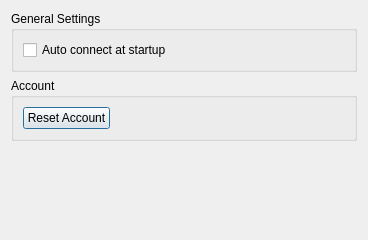
Before: the Qt Designer form dnc/src/gui/generalsettings.ui in netvirt/netvirt, drawn with Qt 5.
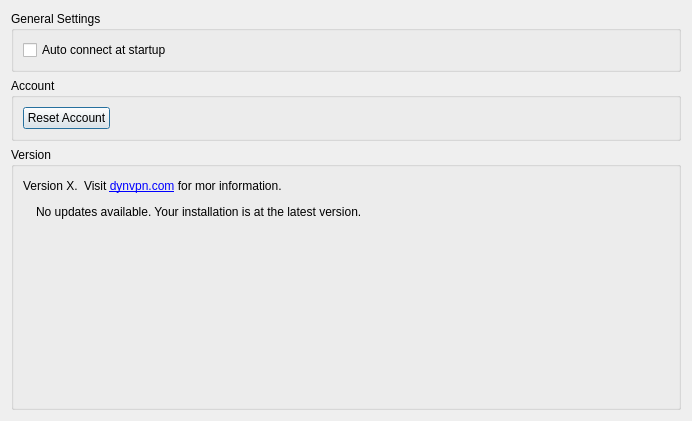
After: the same form once the commit is applied. Icons and pictures are not drawn.

Commit message: add postinst script to setcap CAP_NET_ADMIN, CAP_NET_BIND remove cli daemonize, and don't expect getuid==0 use dynvpn0 as default iface name make sure QLabel links are working fine

What changed in the file:
```diff
--- a/dnc/src/gui/generalsettings.ui
+++ b/dnc/src/gui/generalsettings.ui
@@ -6,8 +6,8 @@
    <rect>
     <x>0</x>
     <y>0</y>
-    <width>368</width>
-    <height>240</height>
+    <width>692</width>
+    <height>421</height>
    </rect>
   </property>
   <property name="windowTitle">
@@ -25,7 +25,7 @@
      <property name="flat">
       <bool>false</bool>
      </property>
-     <layout class="QHBoxLayout" name="horizontalLayout">
+     <layout class="QHBoxLayout" name="horizontalLayout_4">
       <item>
        <widget class="QCheckBox" name="autoconnCheckBox">
         <property name="text">
@@ -66,17 +66,112 @@
     </widget>
    </item>
    <item>
-    <spacer name="verticalSpacer">
-     <property name="orientation">
-      <enum>Qt::Vertical</enum>
+    <widget class="QGroupBox" name="groupBox_2">
+     <property name="title">
+      <string>Version</string>
      </property>
-     <property name="sizeHint" stdset="0">
-      <size>
-       <width>20</width>
-       <height>40</height>
-      </size>
-     </property>
-    </spacer>
+     <layout class="QVBoxLayout" name="verticalLayout_2">
+      <item>
+       <layout class="QHBoxLayout" name="horizontalLayout_3">
+        <item>
+         <widget class="QLabel" name="versionLabel">
+          <property name="text">
+           <string>Version X.</string>
+          </property>
+         </widget>
+        </item>
+        <item>
+         <widget class="QLabel" name="label">
+          <property name="text">
+           <string>&lt;html&gt;&lt;head/&gt;&lt;body&gt;&lt;p&gt;Visit &lt;a href=&quot;https://dynvpn.com&quot;&gt;&lt;span style=&quot; text-decoration: underline; color:#0000ff;&quot;&gt;dynvpn.com&lt;/span&gt;&lt;/a&gt; for mor information. &lt;/p&gt;&lt;/body&gt;&lt;/html&gt;</string>
+          </property>
+          <property name="textFormat">
+           <enum>Qt::RichText</enum>
+          </property>
+          <property name="openExternalLinks">
+           <bool>true</bool>
+          </property>
+          <property name="textInteractionFlags">
+           <set>Qt::TextBrowserInteraction</set>
+          </property>
+         </widget>
+        </item>
+        <item>
+         <spacer name="horizontalSpacer_2">
+          <property name="orientation">
+           <enum>Qt::Horizontal</enum>
+          </property>
+          <property name="sizeHint" stdset="0">
+           <size>
+            <width>40</width>
+            <height>20</height>
+           </size>
+          </property>
+         </spacer>
+        </item>
+       </layout>
+      </item>
+      <item>
+       <layout class="QHBoxLayout" name="horizontalLayout">
+        <item>
+         <widget class="QLabel" name="updatePix">
+          <property name="text">
+           <string/>
+          </property>
+          <property name="textFormat">
+           <enum>Qt::PlainText</enum>
+          </property>
+          <property name="pixmap">
+           <pixmap resource="dnc.qrc">:/rc/download.svg</pixmap>
+          </property>
+         </widget>
+        </item>
+        <item>
+         <widget class="QLabel" name="updateLabel">
+          <property name="text">
+           <string>No updates available. Your installation is at the latest version.</string>
+          </property>
+          <property name="textFormat">
+           <enum>Qt::RichText</enum>
+          </property>
+          <property name="openExternalLinks">
+           <bool>true</bool>
+          </property>
+          <property name="textInteractionFlags">
+           <set>Qt::TextBrowserInteraction</set>
+          </property>
+         </widget>
+        </item>
+        <item>
+         <spacer name="horizontalSpacer_3">
+          <property name="orientation">
+           <enum>Qt::Horizontal</enum>
+          </property>
+          <property name="sizeHint" stdset="0">
+           <size>
+            <width>40</width>
+            <height>20</height>
+           </size>
+          </property>
+         </spacer>
+        </item>
+       </layout>
+      </item>
+      <item>
+       <spacer name="verticalSpacer">
+        <property name="orientation">
+         <enum>Qt::Vertical</enum>
+        </property>
+        <property name="sizeHint" stdset="0">
+         <size>
+          <width>20</width>
+          <height>40</height>
+         </size>
+        </property>
+       </spacer>
+      </item>
+     </layout>
+    </widget>
    </item>
   </layout>
  </widget>
```
The commit also changes 13 other files.
